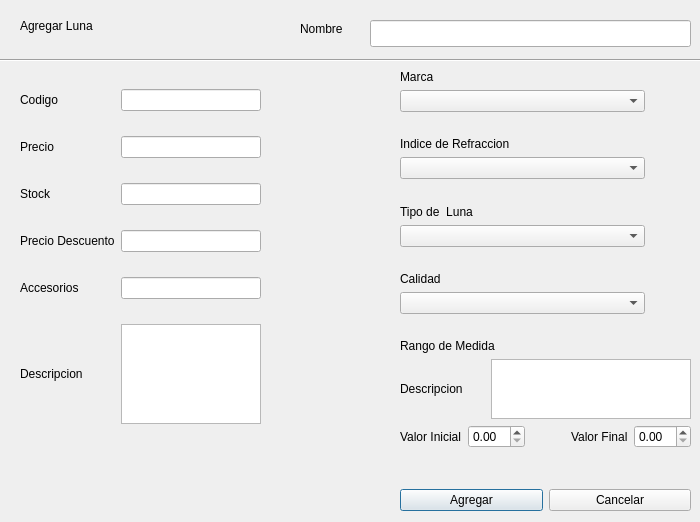
Qt form ui_producto_agregar_luna.ui (benArambide/ProyFinal-IS2) before a commit.
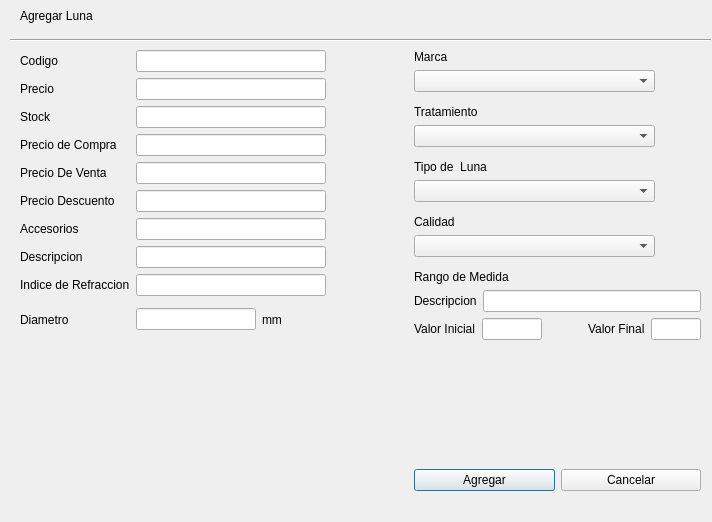
The same form after that commit. Icons and pictures are not drawn. Custom widgets are drawn as their Qt base class.

```diff
--- a/ui_producto_agregar_luna.ui
+++ b/ui_producto_agregar_luna.ui
@@ -9,7 +9,7 @@
    <rect>
     <x>0</x>
     <y>0</y>
-    <width>700</width>
+    <width>712</width>
     <height>522</height>
    </rect>
   </property>
@@ -44,8 +44,8 @@
    <property name="geometry">
     <rect>
      <x>20</x>
-     <y>70</y>
-     <width>671</width>
+     <y>50</y>
+     <width>681</width>
      <height>441</height>
     </rect>
    </property>
@@ -58,31 +58,31 @@
          <layout class="QHBoxLayout" name="horizontalLayout_12">
           <item>
            <layout class="QGridLayout" name="gridLayout">
-            <item row="5" column="0">
+            <item row="7" column="0">
              <widget class="QLabel" name="label_3">
               <property name="text">
                <string>Descripcion</string>
               </property>
              </widget>
             </item>
-            <item row="4" column="1">
+            <item row="6" column="1">
              <widget class="QLineEdit" name="lineEdit_accesorios"/>
             </item>
-            <item row="4" column="0">
+            <item row="6" column="0">
              <widget class="QLabel" name="label_6">
               <property name="text">
                <string>Accesorios</string>
               </property>
              </widget>
             </item>
-            <item row="3" column="0">
+            <item row="5" column="0">
              <widget class="QLabel" name="label_7">
               <property name="text">
                <string>Precio Descuento</string>
               </property>
              </widget>
             </item>
-            <item row="3" column="1">
+            <item row="5" column="1">
              <widget class="QLineEdit" name="lineEdit_p_descuento"/>
             </item>
             <item row="2" column="0">
@@ -115,16 +115,96 @@
               </property>
              </widget>
             </item>
-            <item row="5" column="1">
-             <widget class="QPlainTextEdit" name="plainTextEdit_descripcion">
+            <item row="7" column="1">
+             <widget class="QLineEdit" name="descripcion">
+              <property name="minimumSize">
+               <size>
+                <width>190</width>
+                <height>0</height>
+               </size>
+              </property>
+             </widget>
+            </item>
+            <item row="8" column="0">
+             <widget class="QLabel" name="label_17">
+              <property name="text">
+               <string>Indice de Refraccion</string>
+              </property>
+             </widget>
+            </item>
+            <item row="8" column="1">
+             <widget class="QLineEdit" name="descripcion_2">
+              <property name="minimumSize">
+               <size>
+                <width>190</width>
+                <height>0</height>
+               </size>
+              </property>
+              <property name="cursorPosition">
+               <number>0</number>
+              </property>
+             </widget>
+            </item>
+            <item row="9" column="0">
+             <widget class="QLabel" name="label_15">
               <property name="maximumSize">
                <size>
-                <width>140</width>
-                <height>100</height>
+                <width>16777215</width>
+                <height>35</height>
                </size>
               </property>
+              <property name="text">
+               <string>Diametro</string>
+              </property>
              </widget>
             </item>
+            <item row="9" column="1">
+             <layout class="QHBoxLayout" name="horizontalLayout_3">
+              <item>
+               <widget class="QLineEdit" name="descripcion_6">
+                <property name="minimumSize">
+                 <size>
+                  <width>120</width>
+                  <height>0</height>
+                 </size>
+                </property>
+                <property name="maximumSize">
+                 <size>
+                  <width>80</width>
+                  <height>16777215</height>
+                 </size>
+                </property>
+               </widget>
+              </item>
+              <item>
+               <widget class="QLabel" name="label_18">
+                <property name="text">
+                 <string>mm</string>
+                </property>
+               </widget>
+              </item>
+             </layout>
+            </item>
+            <item row="4" column="0">
+             <widget class="QLabel" name="label_19">
+              <property name="text">
+               <string>Precio De Venta</string>
+              </property>
+             </widget>
+            </item>
+            <item row="3" column="0">
+             <widget class="QLabel" name="label_20">
+              <property name="text">
+               <string>Precio de Compra</string>
+              </property>
+             </widget>
+            </item>
+            <item row="3" column="1">
+             <widget class="QLineEdit" name="lineEdit_stock_2"/>
+            </item>
+            <item row="4" column="1">
+             <widget class="QLineEdit" name="lineEdit_stock_3"/>
+            </item>
            </layout>
           </item>
          </layout>
@@ -224,7 +304,7 @@
              </sizepolicy>
             </property>
             <property name="text">
-             <string>Indice de Refraccion</string>
+             <string>Tratamiento</string>
             </property>
            </widget>
           </item>
@@ -433,26 +513,7 @@
              </widget>
             </item>
             <item>
-             <widget class="QPlainTextEdit" name="plainTextEdit_descripcionRM">
-              <property name="sizePolicy">
-               <sizepolicy hsizetype="MinimumExpanding" vsizetype="Expanding">
-                <horstretch>0</horstretch>
-                <verstretch>0</verstretch>
-               </sizepolicy>
-              </property>
-              <property name="minimumSize">
-               <size>
-                <width>0</width>
-                <height>0</height>
-               </size>
-              </property>
-              <property name="maximumSize">
-               <size>
-                <width>200</width>
-                <height>60</height>
-               </size>
-              </property>
-             </widget>
+             <widget class="QLineEdit" name="descripcion_3"/>
             </item>
            </layout>
           </item>
@@ -466,12 +527,18 @@
              </widget>
             </item>
             <item>
-             <widget class="QDoubleSpinBox" name="doubleSpinBox_valor_ini">
-              <property name="maximum">
-               <double>10.000000000000000</double>
+             <widget class="QLineEdit" name="descripcion_4">
+              <property name="sizePolicy">
+               <sizepolicy hsizetype="Maximum" vsizetype="Fixed">
+                <horstretch>0</horstretch>
+                <verstretch>0</verstretch>
+               </sizepolicy>
               </property>
-              <property name="singleStep">
-               <double>0.100000000000000</double>
+              <property name="maximumSize">
+               <size>
+                <width>60</width>
+                <height>27</height>
+               </size>
               </property>
              </widget>
             </item>
@@ -496,12 +563,12 @@
              </widget>
             </item>
             <item>
-             <widget class="QDoubleSpinBox" name="doubleSpinBox_valor_fin">
-              <property name="maximum">
-               <double>10.990000000000000</double>
-              </property>
-              <property name="singleStep">
-               <double>0.100000000000000</double>
+             <widget class="QLineEdit" name="descripcion_5">
+              <property name="maximumSize">
+               <size>
+                <width>50</width>
+                <height>16777215</height>
+               </size>
               </property>
              </widget>
             </item>
@@ -542,18 +609,15 @@
         </property>
        </spacer>
       </item>
-      <item row="1" column="0">
-       <spacer name="verticalSpacer">
+      <item row="1" column="1">
+       <spacer name="verticalSpacer_2">
         <property name="orientation">
          <enum>Qt::Vertical</enum>
         </property>
-        <property name="sizeType">
-         <enum>QSizePolicy::Maximum</enum>
-        </property>
         <property name="sizeHint" stdset="0">
          <size>
-          <width>6</width>
-          <height>35</height>
+          <width>20</width>
+          <height>40</height>
          </size>
         </property>
        </spacer>
@@ -566,7 +630,7 @@
    <property name="geometry">
     <rect>
      <x>20</x>
-     <y>10</y>
+     <y>0</y>
      <width>131</width>
      <height>31</height>
     </rect>
@@ -575,34 +639,11 @@
     <string>Agregar Luna</string>
    </property>
   </widget>
-  <widget class="QLineEdit" name="lineEdit_nombre">
-   <property name="geometry">
-    <rect>
-     <x>370</x>
-     <y>20</y>
-     <width>321</width>
-     <height>27</height>
-    </rect>
-   </property>
-  </widget>
-  <widget class="QLabel" name="label_15">
-   <property name="geometry">
-    <rect>
-     <x>300</x>
-     <y>20</y>
-     <width>67</width>
-     <height>17</height>
-    </rect>
-   </property>
-   <property name="text">
-    <string>Nombre</string>
-   </property>
-  </widget>
   <widget class="Line" name="line">
    <property name="geometry">
     <rect>
-     <x>0</x>
-     <y>50</y>
+     <x>10</x>
+     <y>30</y>
      <width>701</width>
      <height>21</height>
     </rect>
```
Left out of the diff: 31 changed lines with no effect on the pictures.
